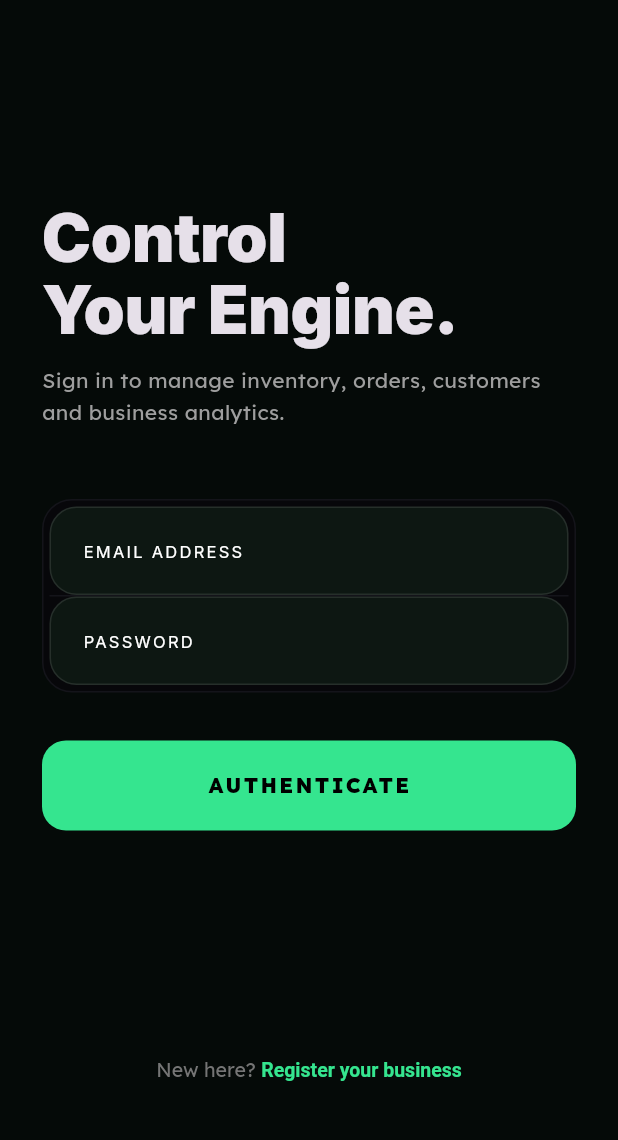
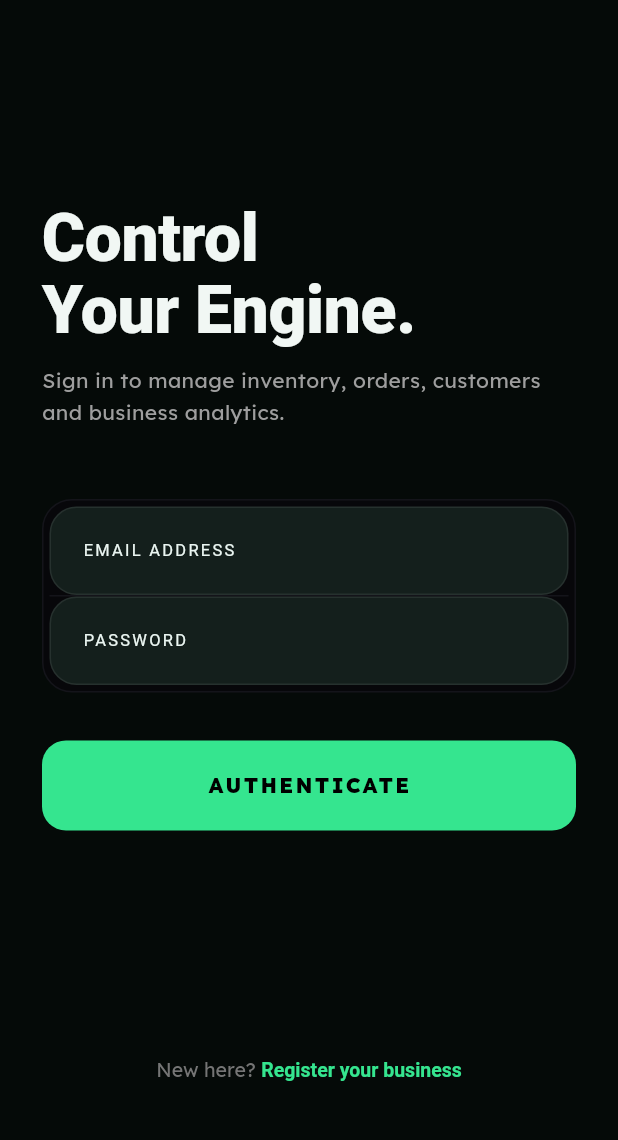
Before and after one commit to ANJANA14307/OrdiFy, a Flutter app: the screen it shows after launch, on a phone screen of 412 x 824 dp, the part 86-1226 px from its top. Run offline on Flutter 3.47's test engine with Material 3 defaults, Android fonts, the phone set to English and light mode, and no system bars; our stand-ins replace dio, flutter_riverpod, flutter_secure_storage, go_router, google_fonts, image_picker and 1 more; accounts and stored records are empty.

Commit message:
visual changes

```diff
--- a/ordify_app/lib/core/network/api_client.dart
+++ b/ordify_app/lib/core/network/api_client.dart
@@ -8,7 +8,7 @@
 
   static const String _baseUrl = String.fromEnvironment(
     'API_BASE_URL',
-    defaultValue: 'http://10.197.231.119:8000',
+    defaultValue: 'http://10.46.172.34:8000',
   );
 
   ApiClient() {
--- a/ordify_app/lib/main.dart
+++ b/ordify_app/lib/main.dart
@@ -41,25 +41,58 @@
       darkTheme: ThemeData(
         useMaterial3: true,
         brightness: Brightness.dark,
-        scaffoldBackgroundColor: const Color(0xFF050A08),
-        primaryColor: const Color(0xFF35E58F),
+        scaffoldBackgroundColor: const Color(0xFF0A120F),
+        primaryColor: const Color(0xFF61D7A7),
         colorScheme: const ColorScheme.dark(
-          primary: Color(0xFF35E58F),
-          secondary: Color(0xFFFFC857),
-          surface: Color(0xFF0B1510),
+          primary: Color(0xFF61D7A7),
+          secondary: Color(0xFFF4C96C),
+          surface: Color(0xFF121B18),
+          surfaceContainerHighest: Color(0xFF1A2A25),
+          onSurface: Color(0xFFEAF5F1),
+          onPrimary: Color(0xFF09140F),
+        ),
+        pageTransitionsTheme: const PageTransitionsTheme(
+          builders: {
+            TargetPlatform.android: CupertinoPageTransitionsBuilder(),
+            TargetPlatform.iOS: CupertinoPageTransitionsBuilder(),
+            TargetPlatform.macOS: CupertinoPageTransitionsBuilder(),
+          },
         ),
         textTheme: GoogleFonts.interTextTheme(
           ThemeData.dark().textTheme,
+        ).copyWith(
+          displayLarge: const TextStyle(color: Color(0xFFF1F7F4)),
+          headlineLarge: const TextStyle(color: Color(0xFFF1F7F4)),
+          titleLarge: const TextStyle(color: Color(0xFFF1F7F4)),
+          bodyLarge: const TextStyle(color: Color(0xFFE5EFEA)),
+          bodyMedium: const TextStyle(color: Color(0xFFDDE9E4)),
+          labelLarge: const TextStyle(color: Color(0xFFE5EFEA)),
+        ),
+        appBarTheme: const AppBarTheme(
+          backgroundColor: Color(0xFF0A120F),
+          foregroundColor: Color(0xFFF1F7F4),
+          elevation: 0,
+        ),
+        cardTheme: CardTheme(
+          color: const Color(0xFF121B18),
+          elevation: 0,
+          margin: EdgeInsets.zero,
+          shape: RoundedRectangleBorder(
+            borderRadius: BorderRadius.circular(20),
+            side: BorderSide(
+              color: Colors.white.withOpacity(0.05),
+            ),
+          ),
         ),
         inputDecorationTheme: InputDecorationTheme(
           filled: true,
-          fillColor: const Color(0xFF0D1712),
+          fillColor: const Color(0xFF141F1C),
           contentPadding: const EdgeInsets.symmetric(
             horizontal: 18,
             vertical: 18,
           ),
           labelStyle: const TextStyle(
-            color: Color(0xFF35E58F),
+            color: Color(0xFF61D7A7),
             fontWeight: FontWeight.w700,
           ),
           hintStyle: TextStyle(
@@ -69,26 +102,26 @@
           border: OutlineInputBorder(
             borderRadius: BorderRadius.circular(18),
             borderSide: BorderSide(
-              color: Colors.white.withOpacity(0.10),
+              color: Colors.white.withOpacity(0.08),
             ),
           ),
           enabledBorder: OutlineInputBorder(
             borderRadius: BorderRadius.circular(18),
             borderSide: BorderSide(
-              color: Colors.white.withOpacity(0.10),
+              color: Colors.white.withOpacity(0.08),
             ),
           ),
           focusedBorder: OutlineInputBorder(
             borderRadius: BorderRadius.circular(18),
             borderSide: const BorderSide(
-              color: Color(0xFF35E58F),
+              color: Color(0xFF61D7A7),
               width: 1.5,
             ),
           ),
           errorBorder: OutlineInputBorder(
             borderRadius: BorderRadius.circular(18),
             borderSide: const BorderSide(
-              color: Color(0xFFFF6B7A),
+              color: Color(0xFFFF7B7B),
               width: 1.3,
             ),
           ),
```
Also changed, not shown: ordify_app/lib/presentation/workspace/dashboard_screen.dart (+13 -17 lines), ordify_app/lib/presentation/workspace/ordify_workspace_widgets.dart (+13 -13 lines), ordify_app/lib/presentation/workspace/ordenify_workspace_widgets.dart (added).
